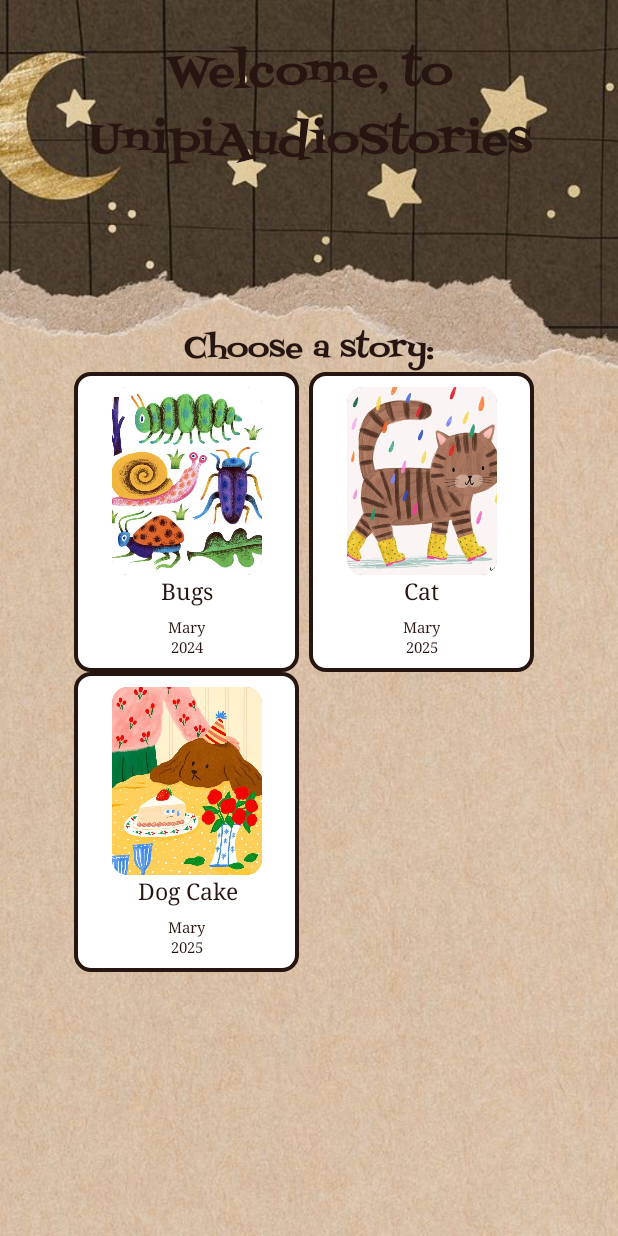
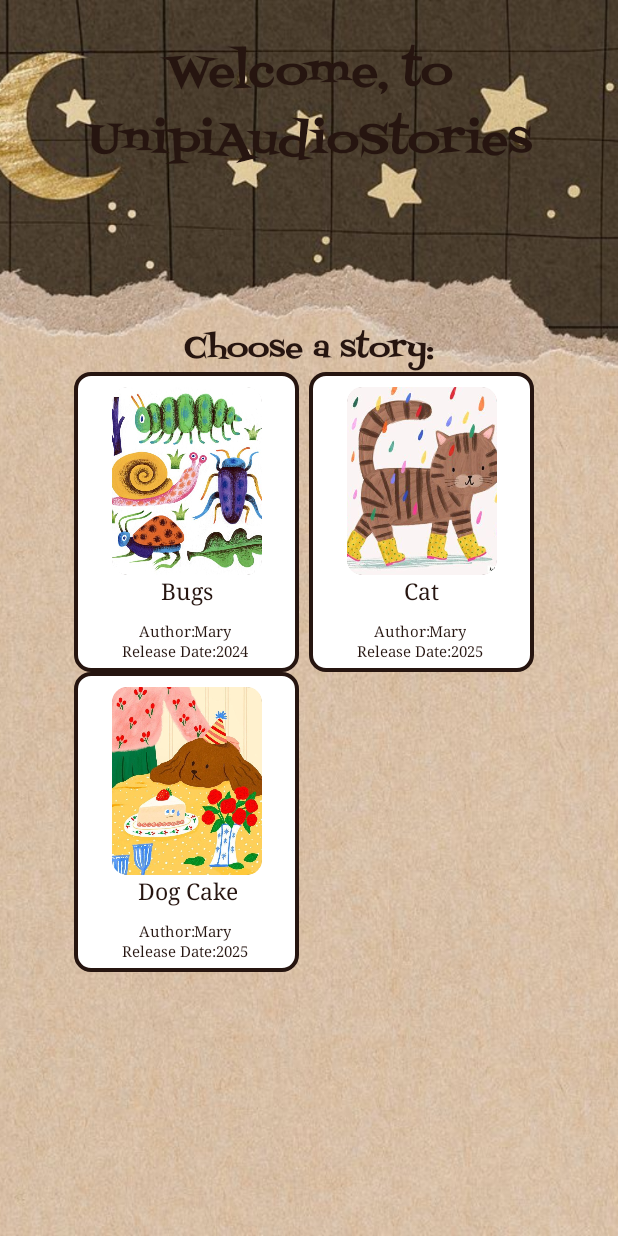
Before and after one commit to Noveboi/UnipiAudioStories, an Android app: the screen it shows after launch (MainActivity), on a phone screen of 412 x 824 dp. Run offline under Robolectric (Android 15) with nearby library versions, the phone set to English and light mode, and no system bars.

Commit message:
-Fixed Text Views for Story Item

```diff
--- a/app/src/main/res/layout/activity_main.xml
+++ b/app/src/main/res/layout/activity_main.xml
@@ -40,7 +40,7 @@
         android:layout_width="wrap_content"
         android:layout_height="wrap_content"
         android:fontFamily="@font/fontdiner_swanky"
-        android:text="Choose a story:"
+        android:text="@string/choose_story"
         android:textAlignment="center"
         android:textColor="@color/brown"
         android:textSize="@dimen/subtitle_dimen"
--- a/app/src/main/res/layout/story_item.xml
+++ b/app/src/main/res/layout/story_item.xml
@@ -24,7 +24,7 @@
         android:layout_width="wrap_content"
         android:layout_height="wrap_content"
         android:fontFamily="serif"
-        android:text="Title"
+        android:text="@string/story_title"
         android:textAlignment="center"
         android:textColor="@color/brown"
         android:textSize="@dimen/sub2_dimen"
@@ -32,30 +32,78 @@
         app:layout_constraintStart_toStartOf="parent"
         app:layout_constraintTop_toBottomOf="@id/ivStoryItem" />
 
+    <LinearLayout
+        android:id="@+id/linearLayout"
+        android:layout_width="wrap_content"
+        android:layout_height="wrap_content"
+        android:gravity="center"
+        android:orientation="horizontal"
+        android:layout_marginTop="@dimen/subtitle_margin"
+        app:layout_constraintEnd_toEndOf="parent"
+        app:layout_constraintHorizontal_bias="0.482"
+        app:layout_constraintStart_toStartOf="parent"
+        app:layout_constraintTop_toBottomOf="@+id/tvStoryTitle">
+
+        <TextView
+            android:id="@+id/tvAuthor"
+            android:layout_width="wrap_content"
+            android:layout_height="wrap_content"
+            android:fontFamily="serif"
+            android:text="@string/author"
+            android:textAlignment="center"
+            android:textColor="@color/brown"
+            android:textSize="@dimen/sub3_dimen"
+            app:layout_constraintStart_toStartOf="parent"
+            tools:layout_editor_absoluteY="157dp" />
+
         <TextView
             android:id="@+id/tvStoryAuthor"
             android:layout_width="wrap_content"
             android:layout_height="wrap_content"
             android:fontFamily="serif"
-        android:text="Author: Someone"
+            android:text="@string/author_name"
             android:textAlignment="center"
             android:textColor="@color/brown"
             android:textSize="@dimen/sub3_dimen"
-        app:layout_constraintBottom_toTopOf="@+id/tvStoryRelease"
+            app:layout_constraintStart_toEndOf="@+id/tvAuthor"
+            tools:layout_editor_absoluteY="157dp" />
+    </LinearLayout>
+
+    <LinearLayout
+        android:id="@+id/linearLayout2"
+        android:layout_width="wrap_content"
+        android:layout_height="wrap_content"
+        android:gravity="center"
+        android:orientation="horizontal"
         app:layout_constraintEnd_toEndOf="parent"
-        app:layout_constraintStart_toStartOf="parent" />
+        app:layout_constraintHorizontal_bias="0.482"
+        app:layout_constraintStart_toStartOf="parent"
+        app:layout_constraintTop_toBottomOf="@+id/linearLayout">
+
+        <TextView
+            android:id="@+id/tvReleaseDate"
+            android:layout_width="wrap_content"
+            android:layout_height="wrap_content"
+            android:fontFamily="serif"
+            android:text="@string/release_date"
+            android:textAlignment="center"
+            android:textColor="@color/brown"
+            android:textSize="@dimen/sub3_dimen"
+            tools:layout_editor_absoluteX="19dp"
+            tools:layout_editor_absoluteY="168dp" />
 
         <TextView
             android:id="@+id/tvStoryRelease"
             android:layout_width="wrap_content"
             android:layout_height="wrap_content"
-        android:layout_margin="@dimen/subtitle_margin"
             android:fontFamily="serif"
-        android:text="Realese Date: 2024"
+            android:text="@string/date"
             android:textAlignment="center"
             android:textColor="@color/brown"
             android:textSize="@dimen/sub3_dimen"
-        app:layout_constraintBottom_toBottomOf="parent"
-        app:layout_constraintEnd_toEndOf="parent"
-        app:layout_constraintStart_toStartOf="parent" />
+            tools:layout_editor_absoluteX="83dp"
+            tools:layout_editor_absoluteY="168dp" />
+    </LinearLayout>
+
+
 </androidx.constraintlayout.widget.ConstraintLayout>
--- a/app/src/main/res/values/strings.xml
+++ b/app/src/main/res/values/strings.xml
@@ -1,4 +1,11 @@
 <resources>
     <string name="app_name">UnipiAudioStories</string>
     <string name="general_title">Welcome, to UnipiAudioStories</string>
+    <string name="choose_story">Choose a story:</string>
+
+    <string name="story_title">Title</string>
+    <string name="author">Author:</string>
+    <string name="author_name">Name</string>
+    <string name="release_date">Release Date:</string>
+    <string name="date">Date</string>
 </resources>
```
Lines whose indentation alone changed are shown as unchanged.
